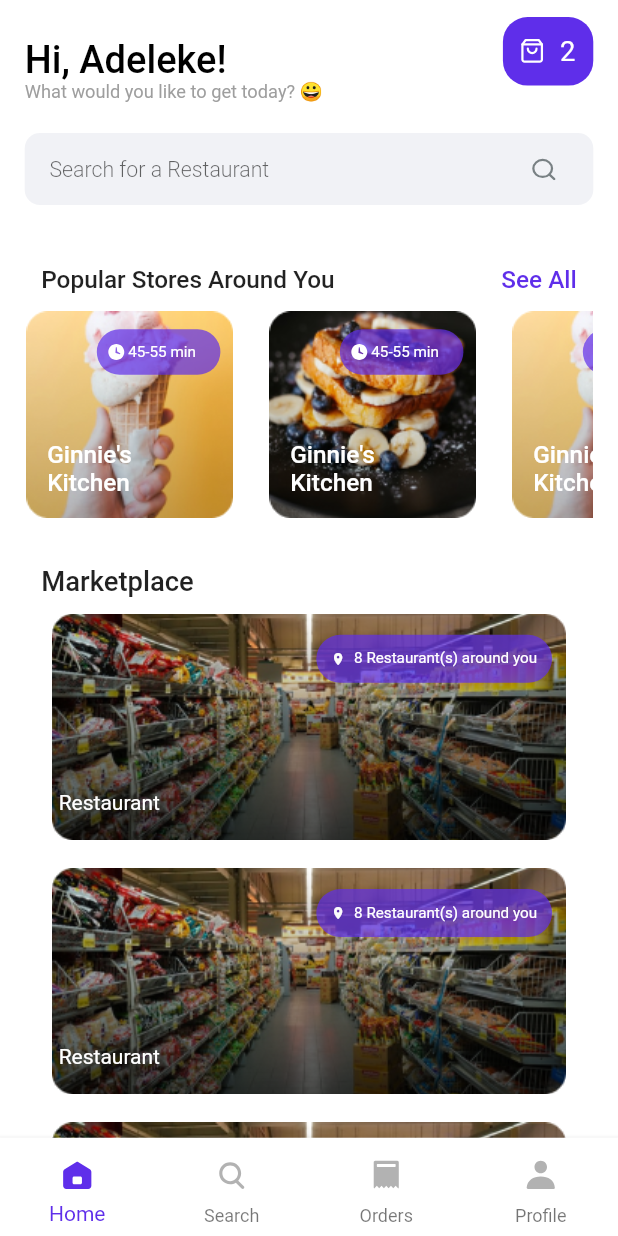
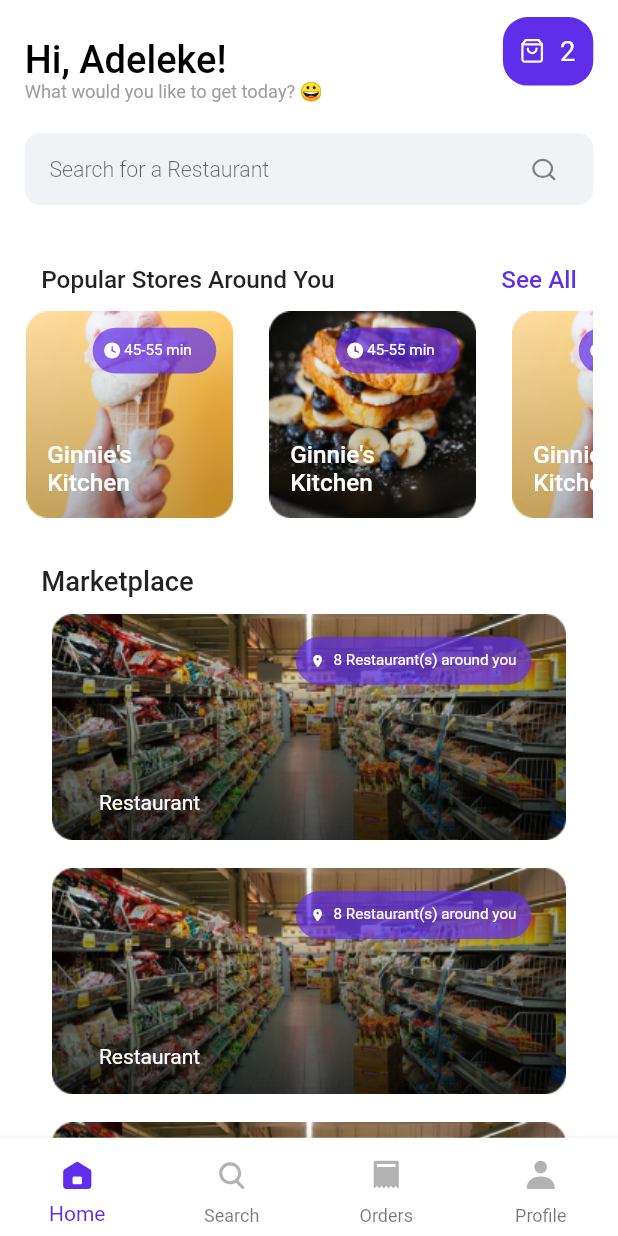
Before and after one commit to kunledarams2/soft-shop, a Flutter app: the MainView screen opened by its route, on a phone screen of 412 x 824 dp. Run offline on Flutter 3.47's test engine with Material 2 defaults, Android fonts, the light colour scheme and no system bars; our stand-ins replace another_flushbar, dio, flutter_dotenv, flutter_platform_widgets, flutter_screenutil, flutter_svg and 6 more; missing offline and left inert: mockito, pattern_formatter, stacked_hooks; Roboto replaces fonts that are missing (Cera Pro, GTWalsheimPro).

Commit message:
Minor Fixes

```diff
--- a/lib/views/components/restaurants_card.dart
+++ b/lib/views/components/restaurants_card.dart
@@ -25,8 +25,10 @@ class RestaurantsCard extends StatelessWidget {
         children: [
           Positioned(
             //padding: EdgeInsets.only(top: 10.h, left: 150.w),
-            right: 25.w,
-            top: 15.h,
+            // right: 25.w,
+            right: MediaQuery.of(context).size.width * (10 / 100),
+            // top: 15.h,
+            top: MediaQuery.of(context).size.height * (2 / 100),
             child: Container(
               // width: 170.w,
               // height: 30.h,
@@ -55,7 +57,8 @@ class RestaurantsCard extends StatelessWidget {
           ),
           Positioned(
             //padding: EdgeInsets.only(bottom: 25.h, right: 210.w),
-            left: 20.6.w,
+            // left: 20.6.w,
+            left: MediaQuery.of(context).size.width * (12 / 100),
             bottom: 18.h,
             child: Text(
               type,
--- a/lib/views/components/store_card.dart
+++ b/lib/views/components/store_card.dart
@@ -23,7 +23,11 @@ class StoreCard extends StatelessWidget {
           Padding(
             padding: EdgeInsets.all(8.0),
             child: Padding(
-              padding: EdgeInsets.only(left: 35.w, top: 5.h),
+              // padding: EdgeInsets.only(left: 35.w, top: 5.h),
+              padding: EdgeInsets.only(
+                left: MediaQuery.of(context).size.width * (8 / 100),
+                top: MediaQuery.of(context).size.height * (0.5 / 100),
+              ),
               child: Container(
                 width: 75.w,
                 height: 30.h,
```
